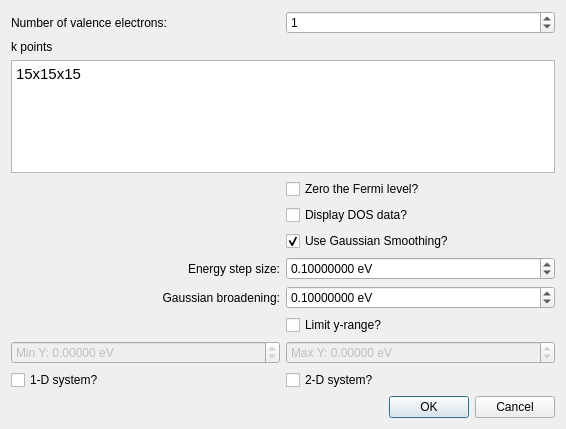
Before: the Qt Designer form libavogadro/src/extensions/yaehmop/yaehmoptotaldosdialog.ui in SSeBastian3/avogadro, drawn with Qt 5.
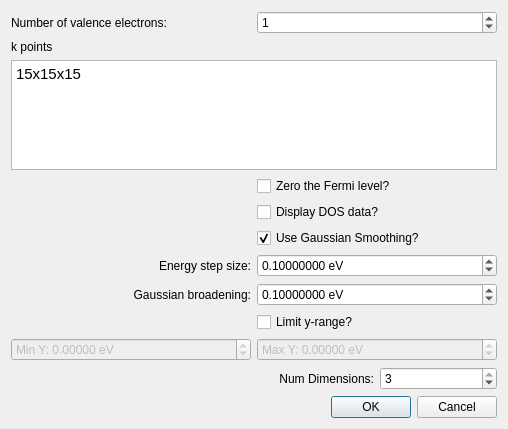
After: the same form once the commit is applied.

Commit message: Use spin boxes for number of dimensions in the GUI

Patch:
```diff
--- a/libavogadro/src/extensions/yaehmop/yaehmoptotaldosdialog.ui
+++ b/libavogadro/src/extensions/yaehmop/yaehmoptotaldosdialog.ui
@@ -6,67 +6,76 @@
    <rect>
     <x>0</x>
     <y>0</y>
-    <width>566</width>
+    <width>508</width>
     <height>429</height>
    </rect>
   </property>
   <property name="windowTitle">
    <string>Yaehmop Total DOS</string>
   </property>
-  <layout class="QGridLayout" name="gridLayout">
-   <item row="0" column="0">
-    <widget class="QLabel" name="label">
-     <property name="layoutDirection">
-      <enum>Qt::LeftToRight</enum>
-     </property>
-     <property name="text">
-      <string>Number of valence electrons:</string>
-     </property>
-     <property name="alignment">
-      <set>Qt::AlignLeading|Qt::AlignLeft|Qt::AlignVCenter</set>
-     </property>
-    </widget>
-   </item>
-   <item row="3" column="0">
-    <widget class="QLabel" name="label_2">
-     <property name="text">
-      <string>k points</string>
-     </property>
-    </widget>
-   </item>
-   <item row="10" column="0">
-    <widget class="QLabel" name="label_3">
-     <property name="text">
-      <string>Energy step size:</string>
-     </property>
-     <property name="alignment">
-      <set>Qt::AlignRight|Qt::AlignTrailing|Qt::AlignVCenter</set>
-     </property>
-    </widget>
-   </item>
-   <item row="0" column="1">
-    <widget class="QSpinBox" name="spin_numValElectrons">
+  <layout class="QGridLayout" name="gridLayout" columnstretch="0,0,0,0">
+   <property name="sizeConstraint">
+    <enum>QLayout::SetDefaultConstraint</enum>
+   </property>
+   <item row="6" column="2" colspan="2">
+    <widget class="QCheckBox" name="cb_zeroFermi">
      <property name="toolTip">
       <string>&lt;html&gt;&lt;head/&gt;&lt;body&gt;&lt;p&gt;Enter the number of k-points that will be connecting the special k-points. More of these k-points will smooth out the graph, but the calculation may take longer.&lt;/p&gt;&lt;/body&gt;&lt;/html&gt;</string>
      </property>
-     <property name="alignment">
-      <set>Qt::AlignLeading|Qt::AlignLeft|Qt::AlignVCenter</set>
+     <property name="text">
+      <string>Zero the Fermi level?</string>
+     </property>
+    </widget>
+   </item>
+   <item row="15" column="2" colspan="2">
+    <widget class="QDoubleSpinBox" name="spin_maxY">
+     <property name="enabled">
+      <bool>false</bool>
+     </property>
+     <property name="prefix">
+      <string>Max Y: </string>
      </property>
      <property name="suffix">
-      <string/>
+      <string> eV</string>
+     </property>
+     <property name="decimals">
+      <number>5</number>
      </property>
      <property name="minimum">
-      <number>0</number>
+      <double>-10000.000000000000000</double>
      </property>
      <property name="maximum">
-      <number>999999</number>
+      <double>10000.000000000000000</double>
      </property>
-     <property name="value">
+    </widget>
+   </item>
+   <item row="18" column="1" colspan="3">
+    <widget class="QDialogButtonBox" name="buttonBox">
+     <property name="orientation">
+      <enum>Qt::Horizontal</enum>
+     </property>
+     <property name="standardButtons">
+      <set>QDialogButtonBox::Cancel|QDialogButtonBox::Ok</set>
+     </property>
+    </widget>
+   </item>
+   <item row="16" column="3">
+    <widget class="QSpinBox" name="spin_numDim">
+     <property name="toolTip">
+      <string>&lt;html&gt;&lt;head/&gt;&lt;body&gt;&lt;p&gt;The number of periodic dimensions.&lt;/p&gt;&lt;p&gt;&lt;br/&gt;&lt;/p&gt;&lt;p&gt;If this is set to 1, the material will be periodic only along the A vector of the crystal.&lt;/p&gt;&lt;p&gt;&lt;br/&gt;&lt;/p&gt;&lt;p&gt;If this is set to 2, the material will be periodic along both the A and B vectors of the crystal.&lt;/p&gt;&lt;p&gt;&lt;br/&gt;&lt;/p&gt;&lt;p&gt;If this is set to 3, the material will be periodic along the A, B, and C vectors of the crystal.&lt;/p&gt;&lt;p&gt;&lt;br/&gt;&lt;/p&gt;&lt;/body&gt;&lt;/html&gt;</string>
+     </property>
+     <property name="minimum">
       <number>1</number>
      </property>
+     <property name="maximum">
+      <number>3</number>
+     </property>
+     <property name="value">
+      <number>3</number>
+     </property>
     </widget>
    </item>
-   <item row="5" column="0" colspan="2">
+   <item row="5" column="0" colspan="4">
     <widget class="QTextEdit" name="edit_kpoints">
      <property name="toolTip">
       <string>&lt;html&gt;&lt;head/&gt;&lt;body&gt;&lt;p&gt;Enter the k-points for the calculation in a grid format as follows:&lt;/p&gt;&lt;p&gt;&amp;lt;l&amp;gt;x&amp;lt;m&amp;gt;x&amp;lt;n&amp;gt;&lt;/p&gt;&lt;p&gt;where l, m, and n are integers. For example, 5x5x5 would be a grid with 5 elements in every direction. You may also enter k-points in the following format:&lt;/p&gt;&lt;p&gt;&amp;lt;x&amp;gt; &amp;lt;y&amp;gt; &amp;lt;z&amp;gt; &amp;lt;weight&amp;gt;&lt;/p&gt;&lt;p&gt;where x, y, and z are the three dimensional coordinates of the k-point in reciprocal space, and the weight is the weight of the k-point. &lt;/p&gt;&lt;p&gt;More k-points will result in a more accurate calculation. However, your computer may shut down the process if it uses up too much memory.&lt;/p&gt;&lt;p&gt;Please note that the orientation of your cell may have an effect on the locations of these reciprocal space points.&lt;/p&gt;&lt;p&gt;Default: 15x15x15&lt;/p&gt;&lt;/body&gt;&lt;/html&gt;</string>
@@ -80,17 +89,33 @@
      </property>
     </widget>
    </item>
-   <item row="11" column="0">
-    <widget class="QLabel" name="label_4">
+   <item row="0" column="0" colspan="2">
+    <widget class="QLabel" name="label">
+     <property name="layoutDirection">
+      <enum>Qt::LeftToRight</enum>
+     </property>
      <property name="text">
-      <string>Gaussian broadening:</string>
+      <string>Number of valence electrons:</string>
+     </property>
+     <property name="alignment">
+      <set>Qt::AlignLeading|Qt::AlignLeft|Qt::AlignVCenter</set>
+     </property>
+    </widget>
+   </item>
+   <item row="16" column="2">
+    <widget class="QLabel" name="label_6">
+     <property name="toolTip">
+      <string>&lt;html&gt;&lt;head/&gt;&lt;body&gt;&lt;p&gt;The number of periodic dimensions.&lt;/p&gt;&lt;p&gt;&lt;br/&gt;&lt;/p&gt;&lt;p&gt;If this is set to 1, the material will be periodic only along the A vector of the crystal.&lt;/p&gt;&lt;p&gt;&lt;br/&gt;&lt;/p&gt;&lt;p&gt;If this is set to 2, the material will be periodic along both the A and B vectors of the crystal.&lt;/p&gt;&lt;p&gt;&lt;br/&gt;&lt;/p&gt;&lt;p&gt;If this is set to 3, the material will be periodic along the A, B, and C vectors of the crystal.&lt;/p&gt;&lt;p&gt;&lt;br/&gt;&lt;/p&gt;&lt;/body&gt;&lt;/html&gt;</string>
+     </property>
+     <property name="text">
+      <string>Num Dimensions:</string>
      </property>
      <property name="alignment">
       <set>Qt::AlignRight|Qt::AlignTrailing|Qt::AlignVCenter</set>
      </property>
     </widget>
    </item>
-   <item row="8" column="1">
+   <item row="8" column="2" colspan="2">
     <widget class="QCheckBox" name="cb_useSmoothing">
      <property name="toolTip">
       <string>&lt;html&gt;&lt;head/&gt;&lt;body&gt;&lt;p&gt;Whether or not to use Gaussian smoothing to smooth the data.&lt;/p&gt;&lt;p&gt;&lt;br/&gt;&lt;/p&gt;&lt;p&gt;Smoothing is typically performed for density of states data.&lt;/p&gt;&lt;p&gt;Default: on&lt;/p&gt;&lt;/body&gt;&lt;/html&gt;</string>
@@ -103,7 +128,7 @@
      </property>
     </widget>
    </item>
-   <item row="10" column="1">
+   <item row="10" column="2" colspan="2">
     <widget class="QDoubleSpinBox" name="spin_energyStep">
      <property name="toolTip">
       <string>&lt;html&gt;&lt;head/&gt;&lt;body&gt;&lt;p&gt;The energy step size for Gaussian smoothing. &lt;/p&gt;&lt;p&gt;Default: 0.1&lt;/p&gt;&lt;/body&gt;&lt;/html&gt;</string>
@@ -134,64 +159,17 @@
      </property>
     </widget>
    </item>
-   <item row="11" column="1">
-    <widget class="QDoubleSpinBox" name="spin_broadening">
+   <item row="12" column="2" colspan="2">
+    <widget class="QCheckBox" name="cb_limitY">
      <property name="toolTip">
       <string>&lt;html&gt;&lt;head/&gt;&lt;body&gt;&lt;p&gt;Gaussian broadening for Gaussian smoothing. The Gaussian broadening is the standard deviation.&lt;/p&gt;&lt;p&gt;Default: 0.1&lt;/p&gt;&lt;/body&gt;&lt;/html&gt;</string>
      </property>
-     <property name="alignment">
-      <set>Qt::AlignLeading|Qt::AlignLeft|Qt::AlignVCenter</set>
+     <property name="text">
+      <string>Limit y-range?</string>
      </property>
-     <property name="suffix">
-      <string> eV</string>
-     </property>
-     <property name="decimals">
-      <number>8</number>
-     </property>
-     <property name="maximum">
-      <double>100000.000000000000000</double>
-     </property>
-     <property name="singleStep">
-      <double>0.100000000000000</double>
-     </property>
-     <property name="value">
-      <double>0.100000000000000</double>
-     </property>
     </widget>
    </item>
-   <item row="17" column="0" colspan="2">
-    <widget class="QDialogButtonBox" name="buttonBox">
-     <property name="orientation">
-      <enum>Qt::Horizontal</enum>
-     </property>
-     <property name="standardButtons">
-      <set>QDialogButtonBox::Cancel|QDialogButtonBox::Ok</set>
-     </property>
-    </widget>
-   </item>
-   <item row="15" column="1">
-    <widget class="QDoubleSpinBox" name="spin_maxY">
-     <property name="enabled">
-      <bool>false</bool>
-     </property>
-     <property name="prefix">
-      <string>Max Y: </string>
-     </property>
-     <property name="suffix">
-      <string> eV</string>
-     </property>
-     <property name="decimals">
-      <number>5</number>
-     </property>
-     <property name="minimum">
-      <double>-10000.000000000000000</double>
-     </property>
-     <property name="maximum">
-      <double>10000.000000000000000</double>
-     </property>
-    </widget>
-   </item>
-   <item row="7" column="1">
+   <item row="7" column="2" colspan="2">
     <widget class="QCheckBox" name="cb_displayData">
      <property name="toolTip">
       <string>&lt;html&gt;&lt;head/&gt;&lt;body&gt;&lt;p&gt;Whether or not to display the density of states data in a&lt;/p&gt;&lt;p&gt;pop-up box after the calculation finishes.&lt;/p&gt;&lt;p&gt;&lt;br/&gt;&lt;/p&gt;&lt;p&gt;Data may be copied and pasted into a separate file.&lt;/p&gt;&lt;p&gt;Default: off&lt;/p&gt;&lt;/body&gt;&lt;/html&gt;</string>
@@ -201,7 +179,17 @@
      </property>
     </widget>
    </item>
-   <item row="15" column="0">
+   <item row="11" column="0" colspan="2">
+    <widget class="QLabel" name="label_4">
+     <property name="text">
+      <string>Gaussian broadening:</string>
+     </property>
+     <property name="alignment">
+      <set>Qt::AlignRight|Qt::AlignTrailing|Qt::AlignVCenter</set>
+     </property>
+    </widget>
+   </item>
+   <item row="15" column="0" colspan="2">
     <widget class="QDoubleSpinBox" name="spin_minY">
      <property name="enabled">
       <bool>false</bool>
@@ -223,43 +211,67 @@
      </property>
     </widget>
    </item>
-   <item row="6" column="1">
-    <widget class="QCheckBox" name="cb_zeroFermi">
-     <property name="toolTip">
-      <string>&lt;html&gt;&lt;head/&gt;&lt;body&gt;&lt;p&gt;Subtracts the Fermi energy from all other energies so that the Fermi energy is set to be zero.&lt;/p&gt;&lt;p&gt;Default: off&lt;/p&gt;&lt;/body&gt;&lt;/html&gt;</string>
-     </property>
+   <item row="10" column="0" colspan="2">
+    <widget class="QLabel" name="label_3">
      <property name="text">
-      <string>Zero the Fermi level?</string>
+      <string>Energy step size:</string>
      </property>
+     <property name="alignment">
+      <set>Qt::AlignRight|Qt::AlignTrailing|Qt::AlignVCenter</set>
+     </property>
     </widget>
    </item>
-   <item row="12" column="1">
-    <widget class="QCheckBox" name="cb_limitY">
-     <property name="toolTip">
-      <string>&lt;html&gt;&lt;head/&gt;&lt;body&gt;&lt;p&gt;Limit the y-range?&lt;/p&gt;&lt;p&gt;&lt;br/&gt;&lt;/p&gt;&lt;p&gt;Default: off&lt;/p&gt;&lt;/body&gt;&lt;/html&gt;</string>
-     </property>
+   <item row="3" column="0" colspan="2">
+    <widget class="QLabel" name="label_2">
      <property name="text">
-      <string>Limit y-range?</string>
+      <string>k points</string>
      </property>
     </widget>
    </item>
-   <item row="16" column="0">
-    <widget class="QCheckBox" name="cb_1DSystem">
+   <item row="11" column="2" colspan="2">
+    <widget class="QDoubleSpinBox" name="spin_broadening">
      <property name="toolTip">
       <string>&lt;html&gt;&lt;head/&gt;&lt;body&gt;&lt;p&gt;If this box is checked, periodicity will only be along the A lattice vector.&lt;/p&gt;&lt;/body&gt;&lt;/html&gt;</string>
      </property>
-     <property name="text">
-      <string>1-D system?</string>
+     <property name="alignment">
+      <set>Qt::AlignLeading|Qt::AlignLeft|Qt::AlignVCenter</set>
      </property>
+     <property name="suffix">
+      <string> eV</string>
+     </property>
+     <property name="decimals">
+      <number>8</number>
+     </property>
+     <property name="maximum">
+      <double>100000.000000000000000</double>
+     </property>
+     <property name="singleStep">
+      <double>0.100000000000000</double>
+     </property>
+     <property name="value">
+      <double>0.100000000000000</double>
+     </property>
     </widget>
    </item>
-   <item row="16" column="1">
-    <widget class="QCheckBox" name="cb_2DSystem">
+   <item row="0" column="2" colspan="2">
+    <widget class="QSpinBox" name="spin_numValElectrons">
      <property name="toolTip">
       <string>&lt;html&gt;&lt;head/&gt;&lt;body&gt;&lt;p&gt;If this box is checked, periodicity will only be along the A and B lattice vectors.&lt;/p&gt;&lt;/body&gt;&lt;/html&gt;</string>
      </property>
-     <property name="text">
-      <string>2-D system?</string>
+     <property name="alignment">
+      <set>Qt::AlignLeading|Qt::AlignLeft|Qt::AlignVCenter</set>
+     </property>
+     <property name="suffix">
+      <string/>
+     </property>
+     <property name="minimum">
+      <number>0</number>
+     </property>
+     <property name="maximum">
+      <number>999999</number>
+     </property>
+     <property name="value">
+      <number>1</number>
      </property>
     </widget>
    </item>
```
Left out of the diff: 40 changed lines with no effect on the pictures. The commit also changes 7 other files.
